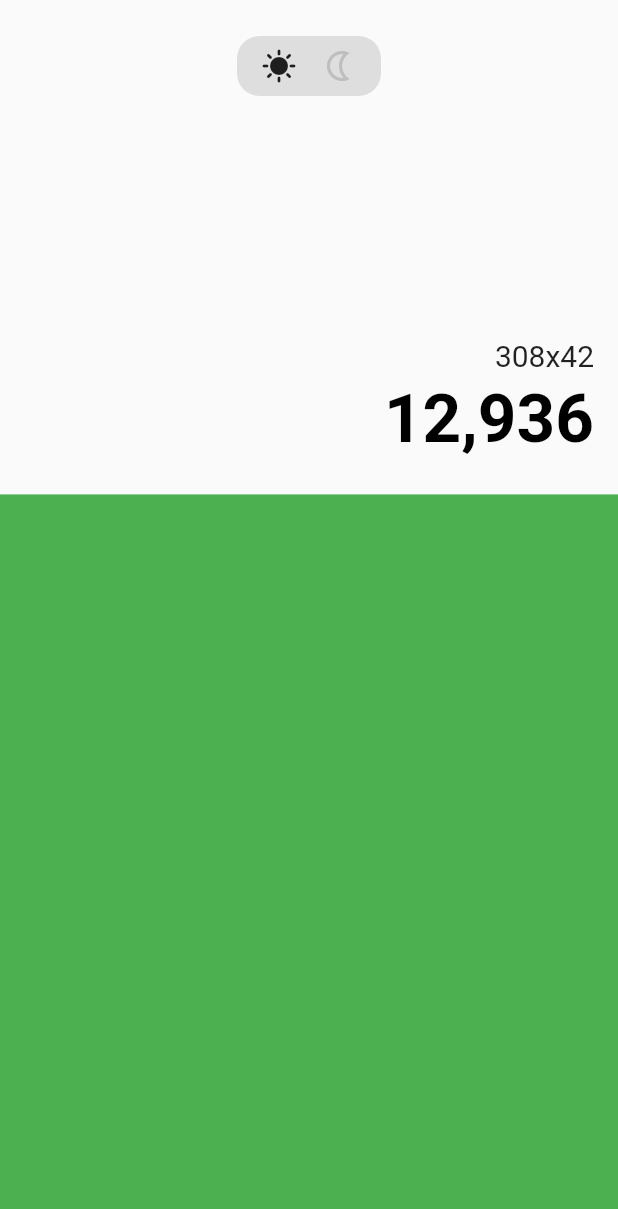
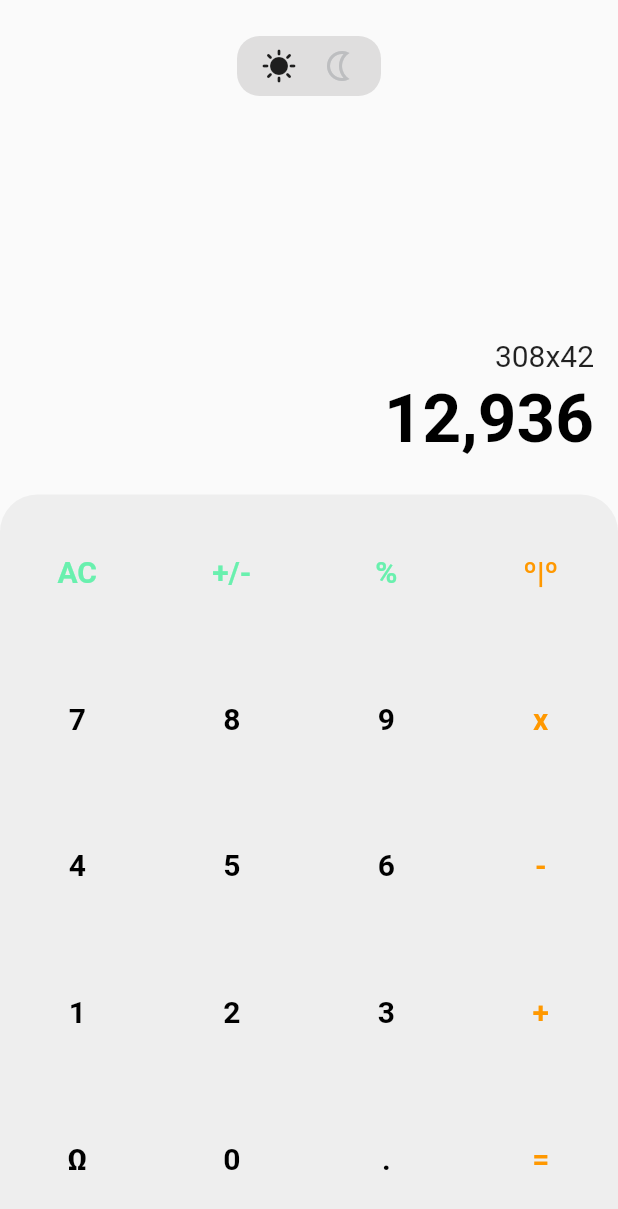
Before and after one commit to HerculesGit/calc_clean_arch, a Flutter app: the screen it shows after launch, on a phone screen of 412 x 824 dp. Shown: the top 1209 px of the screen. Run offline on Flutter 3.47's test engine with Material 2 defaults, Android fonts, the phone set to English and light mode, and no system bars.

Commit message:
create keyboard

```diff
--- /dev/null
+++ b/lib/presentation/view_models/view_models.dart
@@ -0,0 +1,55 @@
+import 'package:flutter/material.dart';
+
+class KeyboardViewModel {
+  final String key;
+  final Color lightColor;
+  final Color darkColor;
+
+  KeyboardViewModel(
+      {required this.key, required this.lightColor, required this.darkColor});
+}
+
+final keyboards = [
+  KeyboardViewModel(
+      key: 'AC', lightColor: Colors.greenAccent, darkColor: Colors.greenAccent),
+  KeyboardViewModel(
+      key: '+/-',
+      lightColor: Colors.greenAccent,
+      darkColor: Colors.greenAccent),
+  KeyboardViewModel(
+      key: '%', lightColor: Colors.greenAccent, darkColor: Colors.greenAccent),
+  KeyboardViewModel(
+      key: 'º|º', lightColor: Colors.orange, darkColor: Colors.orange),
+  KeyboardViewModel(
+      key: '7', lightColor: Colors.black, darkColor: Colors.white),
+  KeyboardViewModel(
+      key: '8', lightColor: Colors.black, darkColor: Colors.white),
+  KeyboardViewModel(
+      key: '9', lightColor: Colors.black, darkColor: Colors.white),
+  KeyboardViewModel(
+      key: 'x', lightColor: Colors.orange, darkColor: Colors.orange),
+  KeyboardViewModel(
+      key: '4', lightColor: Colors.black, darkColor: Colors.white),
+  KeyboardViewModel(
+      key: '5', lightColor: Colors.black, darkColor: Colors.white),
+  KeyboardViewModel(
+      key: '6', lightColor: Colors.black, darkColor: Colors.white),
+  KeyboardViewModel(
+      key: '-', lightColor: Colors.orange, darkColor: Colors.orange),
+  KeyboardViewModel(
+      key: '1', lightColor: Colors.black, darkColor: Colors.white),
+  KeyboardViewModel(
+      key: '2', lightColor: Colors.black, darkColor: Colors.white),
+  KeyboardViewModel(
+      key: '3', lightColor: Colors.black, darkColor: Colors.white),
+  KeyboardViewModel(
+      key: '+', lightColor: Colors.orange, darkColor: Colors.orange),
+  KeyboardViewModel(
+      key: 'Ω', lightColor: Colors.black, darkColor: Colors.white),
+  KeyboardViewModel(
+      key: '0', lightColor: Colors.black, darkColor: Colors.white),
+  KeyboardViewModel(
+      key: '.', lightColor: Colors.black, darkColor: Colors.white),
+  KeyboardViewModel(
+      key: '=', lightColor: Colors.orange, darkColor: Colors.orange),
+];
--- a/lib/presentation/views/basic_calculate_view.dart
+++ b/lib/presentation/views/basic_calculate_view.dart
@@ -1,6 +1,7 @@
+import 'package:calc_clean_arch/config/themes.dart';
+import 'package:calc_clean_arch/presentation/view_models/view_models.dart';
 import 'package:flutter/material.dart';
 
-import '../../config/themes.dart';
 import '../widgets/calculator_display_widget.dart';
 
 class BasicCalculateView extends StatelessWidget {
@@ -15,8 +16,6 @@ class BasicCalculateView extends StatelessWidget {
   Widget _buildBody(BuildContext context) {
     return LayoutBuilder(
       builder: (context, constraints) {
-        print(constraints);
-
         return Column(
           children: [
             SizedBox(
@@ -24,8 +23,8 @@ class BasicCalculateView extends StatelessWidget {
                 height: constraints.maxHeight * .4,
                 width: constraints.maxWidth,
                 child: const CalculatorDisplayWidget()),
-            Container(
-                color: Colors.green,
+            SizedBox(
+                // color: Colors.green,
                 height: constraints.maxHeight * .6,
                 width: constraints.maxWidth,
                 child: _buildKeyboard(context)),
@@ -36,6 +35,41 @@ class BasicCalculateView extends StatelessWidget {
   }
 
   Widget _buildKeyboard(BuildContext context) {
-    return const SizedBox();
+    return Container(
+      padding: const EdgeInsets.only(bottom: kDefaultMargin + 20),
+      decoration: const BoxDecoration(
+        borderRadius: BorderRadius.only(
+          topRight: Radius.circular(25),
+          topLeft: Radius.circular(25),
+        ),
+        color: Color(0xFFEEEEEE),
+      ),
+      child: GridView.count(
+        physics: const NeverScrollableScrollPhysics(),
+        crossAxisCount: 4,
+        shrinkWrap: true,
+        addAutomaticKeepAlives: false,
+        childAspectRatio: 2 / 1.9,
+        padding: const EdgeInsets.only(top: 32.0, bottom: kDefaultMargin),
+        children: keyboards
+            .map((keyboard) => _buildKeyboardButton(keyboard))
+            .toList(),
+      ),
+    );
+  }
+
+  Widget _buildKeyboardButton(KeyboardViewModel keyboardViewModel) {
+    return Padding(
+      padding: const EdgeInsets.symmetric(vertical: kDefaultMargin / 2),
+      child: Text(
+        keyboardViewModel.key,
+        textAlign: TextAlign.center,
+        style: TextStyle(
+          color: keyboardViewModel.lightColor,
+          fontSize: 20.0,
+          fontWeight: FontWeight.bold,
+        ),
+      ),
+    );
   }
 }
```
Also changed, not shown: 1 other file.
